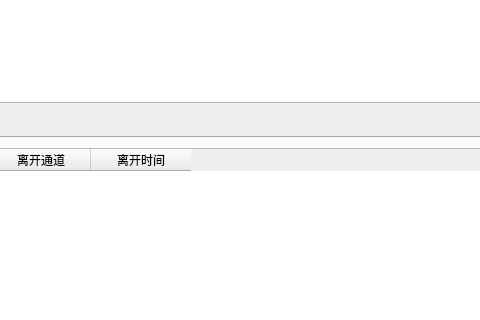
Old version of the form UIWnd/timecard.ui in the repository Anne081031/WinParkUI; both pictures show x 262 to 742 and y 178 to 498 of the 1390 by 818 pixel window.
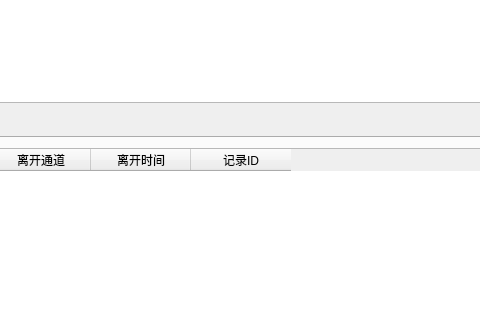
New version of the form. Icons and pictures are not drawn.

The edit to the form file:
```diff
--- a/UIWnd/timecard.ui
+++ b/UIWnd/timecard.ui
@@ -126,6 +126,11 @@
         <string>离开时间</string>
        </property>
       </column>
+      <column>
+       <property name="text">
+        <string>记录ID</string>
+       </property>
+      </column>
      </widget>
      <widget class="QGroupBox" name="groupBox_8">
       <property name="geometry">
```
